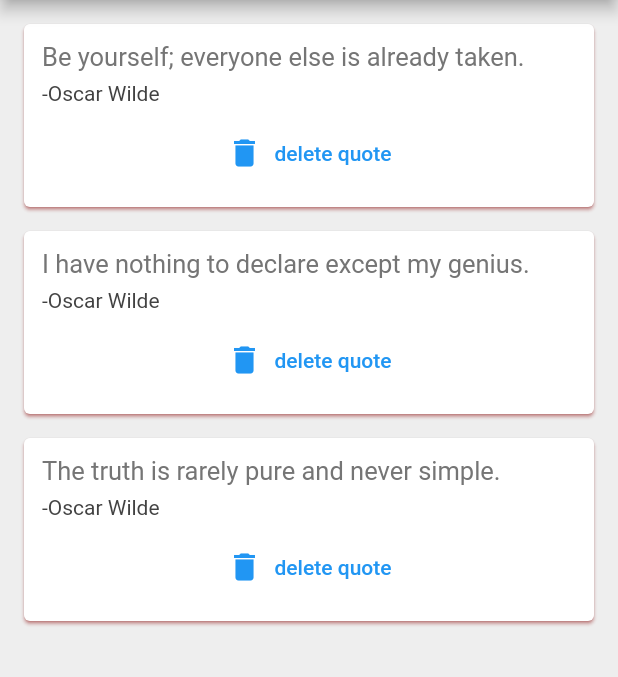
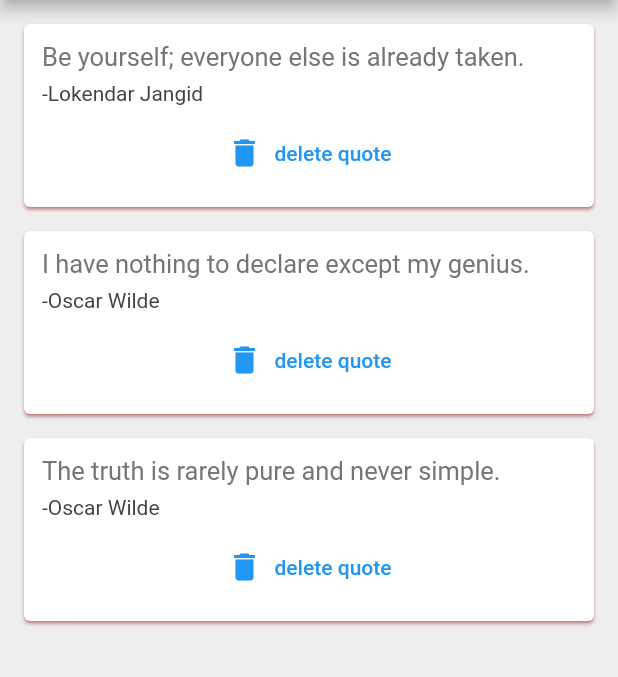
Before and after one commit to lokendarjangid/quotes, a Flutter app: the screen it shows after launch, on a phone screen of 412 x 824 dp, the part 84-761 px from its top. Run offline on Flutter 3.47's test engine with Material 2 defaults, Android fonts, the phone set to English and light mode, and no system bars.

Commit message:
some change

```diff
--- a/lib/main.dart
+++ b/lib/main.dart
@@ -18,7 +18,7 @@ class QuoteList extends StatefulWidget {
 class _QuoteListState extends State<QuoteList> {
   List<Quote> quotes = [
     Quote(
-        author: 'Oscar Wilde',
+        author: 'Lokendar Jangid',
         text: 'Be yourself; everyone else is already taken.'),
     Quote(
         author: 'Oscar Wilde',
```
